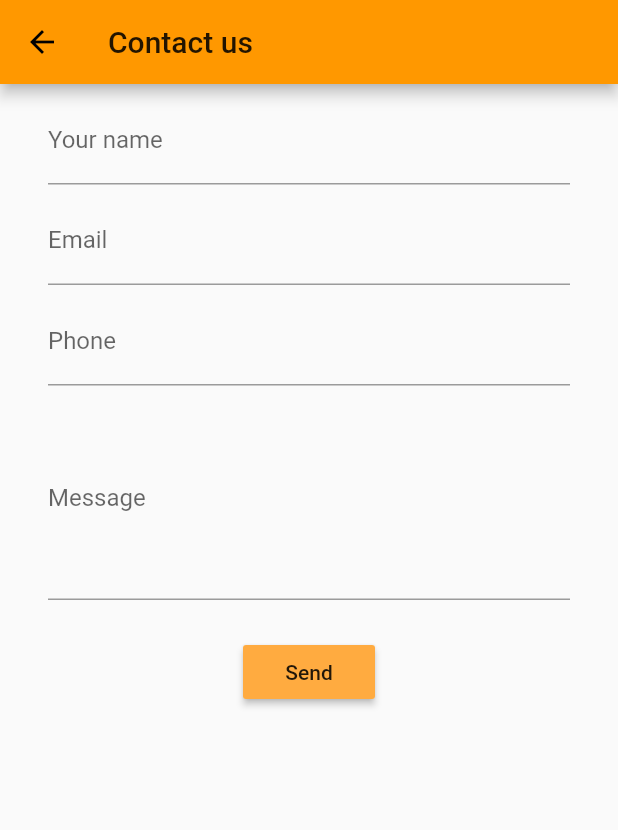
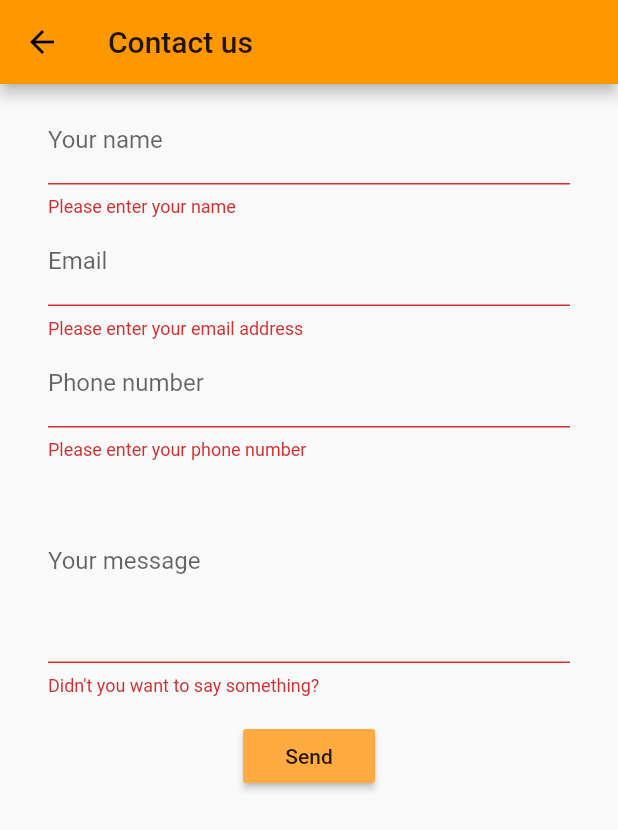
Before and after one commit to yegorkryukov/delivero, a Flutter app: the ContactFormPage screen opened directly, after a tap on "Send", on a phone screen of 412 x 824 dp. Shown: the top 830 px of the screen. Run offline on Flutter 3.47's test engine with Material 2 defaults, Android fonts, the phone set to English and light mode, and no system bars; network calls fail.

Commit message:
Updated form validation

```diff
--- a/lib/contact_form.dart
+++ b/lib/contact_form.dart
@@ -6,6 +6,8 @@ class ContactFormPage extends StatefulWidget {
 }
 
 class _ContactFormPageState extends State<ContactFormPage> {
+  final _contactFormKey = GlobalKey<FormState>();
+
   @override
   Widget build(BuildContext context) {
     return Scaffold(
@@ -13,51 +15,80 @@ class _ContactFormPageState extends State<ContactFormPage> {
           title: Text('Contact us'),
         ),
         body: Container(
-          child: Padding(
-            padding: const EdgeInsets.symmetric(
-              vertical: 8.0,
-              horizontal: 32.0,
-            ),
-            child: SingleChildScrollView(
-              child: ConstrainedBox(
-                constraints: BoxConstraints(),
-                child: Column(children: [
+          child: Builder(
+            builder: (context) => Form(
+              key: _contactFormKey,
+              child: ListView(
+                // crossAxisAlignment: CrossAxisAlignment.stretch,
+                children: <Widget>[
                   Padding(
-                    padding: const EdgeInsets.only(bottom: 8.0),
-                    child: TextField(
-                        decoration: InputDecoration(labelText: 'Your name')),
-                  ),
-                  Padding(
-                      padding: const EdgeInsets.only(bottom: 8.0),
-                      child: TextField(
+                    padding: const EdgeInsets.symmetric(
+                      vertical: 8.0,
+                      horizontal: 32.0,
+                    ),
+                    child: Column(children: [
+                      TextFormField(
+                        decoration: InputDecoration(labelText: 'Your name'),
+                        keyboardType: TextInputType.text,
+                        validator: (value) {
+                          if (value.isEmpty) {
+                            return 'Please enter your name';
+                          }
+                          return null;
+                        },
+                      ),
+                      TextFormField(
                         decoration: InputDecoration(labelText: 'Email'),
                         keyboardType: TextInputType.emailAddress,
-                      )),
-                  Padding(
-                      padding: const EdgeInsets.only(bottom: 8.0),
-                      child: TextField(
-                        decoration: InputDecoration(labelText: 'Phone'),
+                        validator: (value) {
+                          if ((value.isEmpty) |
+                              !(RegExp(
+                                      r"^[a-zA-Z0-9.a-zA-Z0-9.!#$%&'*+-/=?^_`{|}~]+@[a-zA-Z0-9]+\.[a-zA-Z]+")
+                                  .hasMatch(value))) {
+                            return 'Please enter your email address';
+                          }
+                          return null;
+                        },
+                      ),
+                      TextFormField(
+                        decoration: InputDecoration(labelText: 'Phone number'),
                         keyboardType: TextInputType.phone,
-                      )),
-                  Padding(
-                      padding: const EdgeInsets.only(bottom: 8.0),
-                      child: TextField(
-                        decoration: InputDecoration(labelText: 'Message'),
+                        validator: (value) {
+                          if (value.isEmpty) {
+                            return 'Please enter your phone number';
+                          }
+                          return null;
+                        },
+                      ),
+                      TextFormField(
+                        decoration: InputDecoration(labelText: 'Your message'),
                         keyboardType: TextInputType.multiline,
                         maxLines: 5,
-                      )),
-                  Padding(
-                      padding: const EdgeInsets.all(16.0),
-                      child: Builder(
-                        builder: (context) {
-                          return RaisedButton(
-                            onPressed: () => print('PRESSED'),
-                            color: Colors.orangeAccent,
-                            child: Text('Send'),
-                          );
+                        validator: (value) {
+                          if (value.isEmpty) {
+                            return "Didn't you want to say something?";
+                          }
+                          return null;
                         },
-                      )),
-                ]),
+                      ),
+                      Padding(
+                        padding: const EdgeInsets.symmetric(vertical: 16.0),
+                        child: RaisedButton(
+                          onPressed: () {
+                            if (_contactFormKey.currentState.validate()) {
+                              // If the form is valid, display a snackbar. In the real world,
+                              // you'd often call a server or save the information in a database.
+                              Scaffold.of(context).showSnackBar(
+                                  SnackBar(content: Text('Processing Data')));
+                            }
+                          },
+                          color: Colors.orangeAccent,
+                          child: Text('Send'),
+                        ),
+                      ),
+                    ]),
+                  ),
+                ],
               ),
             ),
           ),
```
